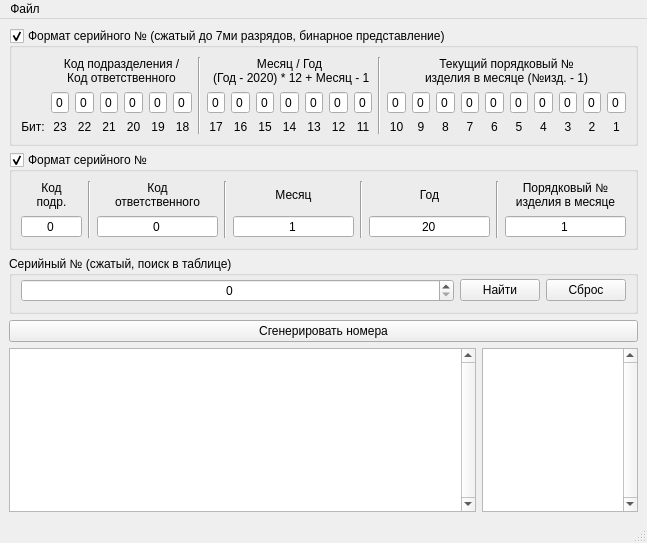
Old version of the form mainwindow.ui in the repository XRay3D/BitHuffman.
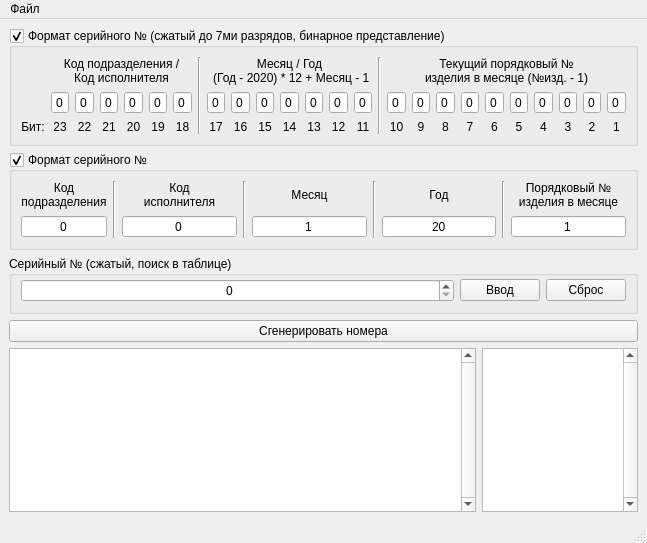
New version of the form.

```diff
--- a/mainwindow.ui
+++ b/mainwindow.ui
@@ -94,7 +94,7 @@
           </sizepolicy>
          </property>
          <property name="text">
-          <string>Найти</string>
+          <string>Ввод</string>
          </property>
         </widget>
        </item>
@@ -230,7 +230,7 @@
         <widget class="QLabel" name="label_8">
          <property name="text">
           <string>Код
-ответственного</string>
+исполнителя</string>
          </property>
          <property name="alignment">
           <set>Qt::AlignCenter</set>
@@ -251,7 +251,7 @@
         <widget class="QLabel" name="label_4">
          <property name="text">
           <string>Код
-подр.</string>
+подразделения</string>
          </property>
          <property name="alignment">
           <set>Qt::AlignCenter</set>
@@ -954,7 +954,7 @@
         <widget class="QLabel" name="label_12">
          <property name="text">
           <string>Код подразделения / 
-Код ответственного</string>
+Код исполнителя</string>
          </property>
          <property name="alignment">
           <set>Qt::AlignCenter</set>
```
Left out of the diff: 5 changed lines with no effect on the pictures.
